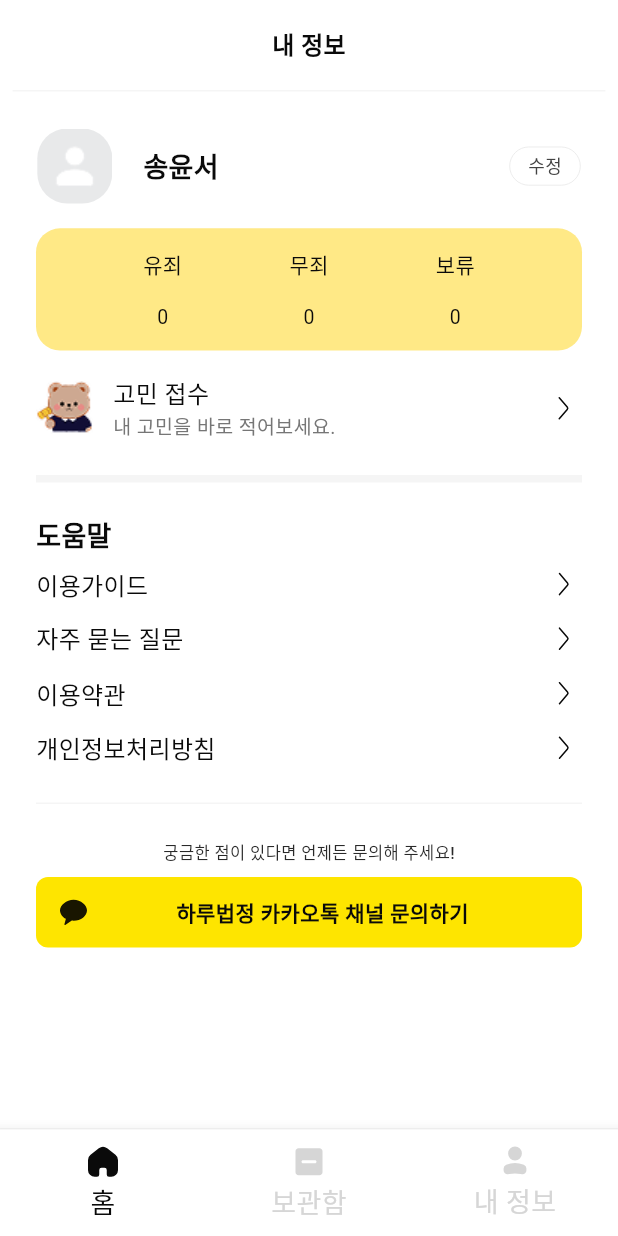
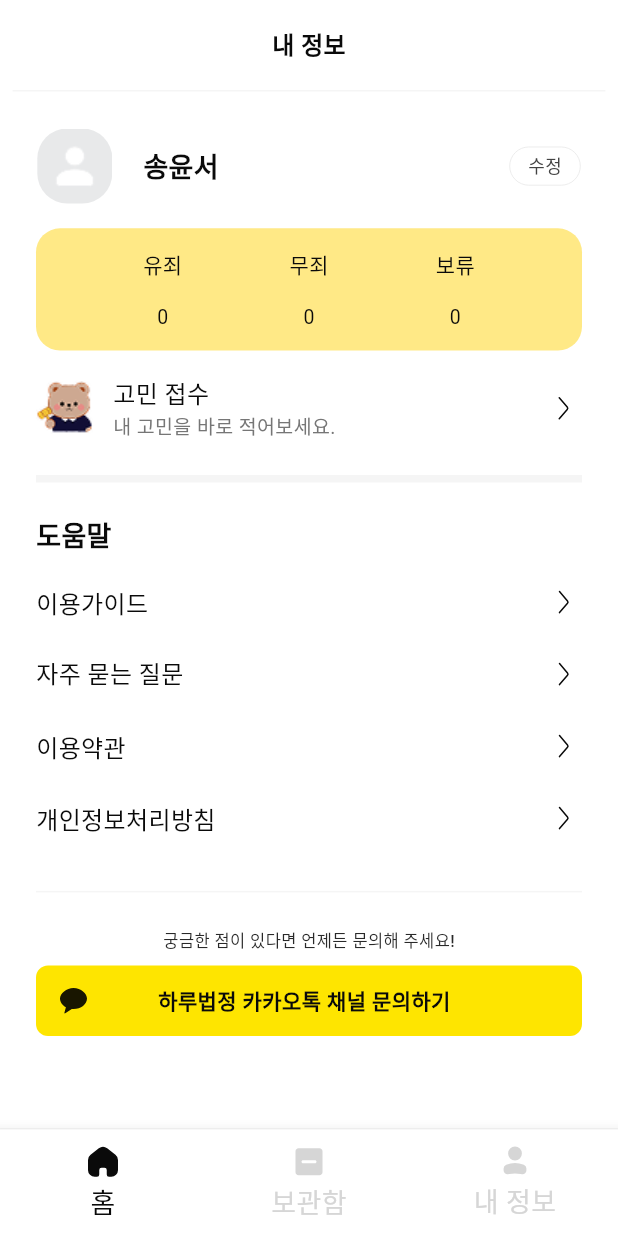
Before and after one commit to HARU-COURT/HARU_APP, a Flutter app: the screen it shows after launch, on a phone screen of 412 x 824 dp. Run offline on Flutter 3.47's test engine with Material 3 defaults, Android fonts, the light colour scheme and no system bars; our stand-ins replace flutter_svg, get; Roboto replaces fonts that are missing (Pretendard).

Commit message:
fix : url 추가 및 전체적인 틀 수정

```diff
--- a/lib/screens/mypage.dart
+++ b/lib/screens/mypage.dart
@@ -1,7 +1,7 @@
 import 'package:flutter/material.dart';
 import 'package:harucourt/app/config/app_color.dart';
 import 'package:harucourt/app/config/app_text_styles.dart';
-import 'package:harucourt/components/back_header.dart';
+import 'package:url_launcher/url_launcher.dart';
 import 'package:flutter_svg/svg.dart';
 import 'package:harucourt/components/bottom_tab_bar.dart';
 import 'package:harucourt/components/text_header.dart';
@@ -9,6 +9,41 @@ import 'package:harucourt/components/text_header.dart';
 class Mypage extends StatelessWidget {
   final String name;
   const Mypage({required this.name, super.key});
+
+  void _launchFaq() async {
+    final Uri url = Uri.parse(
+      "https://polished-ballcap-a54.notion.site/1d76ec6e948b8098af3adce11dbcef56?source=copy_link",
+    );
+    if (await canLaunchUrl(url)) await launchUrl(url);
+  }
+
+  void _launchTerms() async {
+    final Uri url = Uri.parse(
+      "https://polished-ballcap-a54.notion.site/1d76ec6e948b8078b7a3d8c8a5a5f25d?source=copy_link",
+    );
+    if (await canLaunchUrl(url)) await launchUrl(url);
+  }
+
+  Widget _linkRow(String text, VoidCallback onTap) {
+    return GestureDetector(
+      onTap: onTap,
+      child: Container(
+        width: double.infinity,
+        padding: const EdgeInsets.symmetric(vertical: 12),
+        child: Row(
+          children: [
+            Expanded(
+              child: Text(
+                text,
+                style: AppTextStyles.body2.copyWith(color: AppColor.black),
+              ),
+            ),
+            SvgPicture.asset('assets/icons/Go.svg'),
+          ],
+        ),
+      ),
+    );
+  }
 
   @override
   Widget build(BuildContext context) {
@@ -32,7 +67,6 @@ class Mypage extends StatelessWidget {
                           height: 50,
                           decoration: BoxDecoration(
                             borderRadius: BorderRadius.circular(20),
-                            // color: AppColor.gray200,
                             image: DecorationImage(
                               image: AssetImage("assets/images/profile.png"),
                               fit: BoxFit.cover,
@@ -43,7 +77,7 @@ class Mypage extends StatelessWidget {
                           width: MediaQuery.of(context).size.width * 0.05,
                         ),
                         Text(
-                          "송윤서",
+                          name,
                           style: AppTextStyles.headline.copyWith(
                             color: AppColor.black,
                           ),
@@ -199,70 +233,13 @@ class Mypage extends StatelessWidget {
                         SizedBox(
                           height: MediaQuery.of(context).size.height * 0.01,
                         ),
-                        Row(
-                          mainAxisAlignment: MainAxisAlignment.spaceBetween,
-                          children: [
-                            Text(
-                              "이용가이드",
-                              style: AppTextStyles.body2.copyWith(
-                                color: AppColor.black,
-                              ),
-                            ),
-                            SvgPicture.asset('assets/icons/Go.svg'),
+                        _linkRow("이용가이드", _launchFaq),
+                        _linkRow("자주 묻는 질문", _launchFaq),
+                        _linkRow("이용약관", _launchTerms),
+                        _linkRow("개인정보처리방침", _launchTerms),
                       ],
                     ),
-                        SizedBox(
-                          height: MediaQuery.of(context).size.height * 0.015,
-                        ),
-                        Row(
-                          mainAxisAlignment: MainAxisAlignment.spaceBetween,
-                          children: [
-                            Text(
-                              "자주 묻는 질문",
-                              style: AppTextStyles.body2.copyWith(
-                                color: AppColor.black,
-                              ),
-                            ),
-                            SvgPicture.asset('assets/icons/Go.svg'),
-                          ],
-                        ),
-                        SizedBox(
-                          height: MediaQuery.of(context).size.height * 0.015,
-                        ),
-                        Row(
-                          mainAxisAlignment: MainAxisAlignment.spaceBetween,
-                          children: [
-                            Text(
-                              "이용약관",
-                              style: AppTextStyles.body2.copyWith(
-                                color: AppColor.black,
-                              ),
-                            ),
-                            SvgPicture.asset('assets/icons/Go.svg'),
-                          ],
-                        ),
-                        SizedBox(
-                          height: MediaQuery.of(context).size.height * 0.015,
-                        ),
-                        Row(
-                          mainAxisAlignment: MainAxisAlignment.spaceBetween,
-                          children: [
-                            Text(
-                              "개인정보처리방침",
-                              style: AppTextStyles.body2.copyWith(
-                                color: AppColor.black,
-                              ),
-                            ),
-                            SvgPicture.asset('assets/icons/Go.svg'),
-                          ],
-                        ),
-                      ],
-                    ),
-                    Divider(
-                      thickness: 1,
-                      color: AppColor.gray100, // 또는 AppColor.gray100
-                      height: 50,
-                    ),
+                    Divider(thickness: 1, color: AppColor.gray100, height: 50),
                     Column(
                       children: [
                         Text(
@@ -274,7 +251,21 @@ class Mypage extends StatelessWidget {
                         SizedBox(
                           height: MediaQuery.of(context).size.height * 0.01,
                         ),
-                        Container(
+                        GestureDetector(
+                          onTap: () async {
+                            final Uri url = Uri.parse(
+                              "http://pf.kakao.com/_xcIWwn",
+                            );
+                            if (await canLaunchUrl(url)) {
+                              await launchUrl(
+                                url,
+                                mode: LaunchMode.externalApplication,
+                              );
+                            } else {
+                              throw '카카오톡 채널을 열 수 없습니다';
+                            }
+                          },
+                          child: Container(
                             padding: EdgeInsets.symmetric(
                               vertical: 13,
                               horizontal: 16,
@@ -285,18 +276,20 @@ class Mypage extends StatelessWidget {
                             ),
                             child: Row(
                               mainAxisAlignment: MainAxisAlignment.spaceBetween,
-                            crossAxisAlignment: CrossAxisAlignment.center,
                               children: [
                                 SvgPicture.asset('assets/icons/Kakao.svg'),
-                              Text(
+                                Expanded(
+                                  child: Text(
                                     "하루법정 카카오톡 채널 문의하기",
                                     style: AppTextStyles.btn3.copyWith(
                                       color: AppColor.black,
                                     ),
                                     textAlign: TextAlign.center,
                                   ),
-                              SizedBox(),
+                                ),
+                                SizedBox(width: 24),
                               ],
+                            ),
                           ),
                         ),
                       ],
--- a/pubspec.yaml
+++ b/pubspec.yaml
@@ -11,6 +11,7 @@ dependencies:
     sdk: flutter
   flutter_svg: ^2.1.0
   get: ^4.7.2
+  url_launcher: ^6.3.1
 
 dev_dependencies:
   flutter_test:
```
Also changed, not shown: pubspec.lock, 14 other files. Lines whose indentation alone changed are shown as unchanged.
